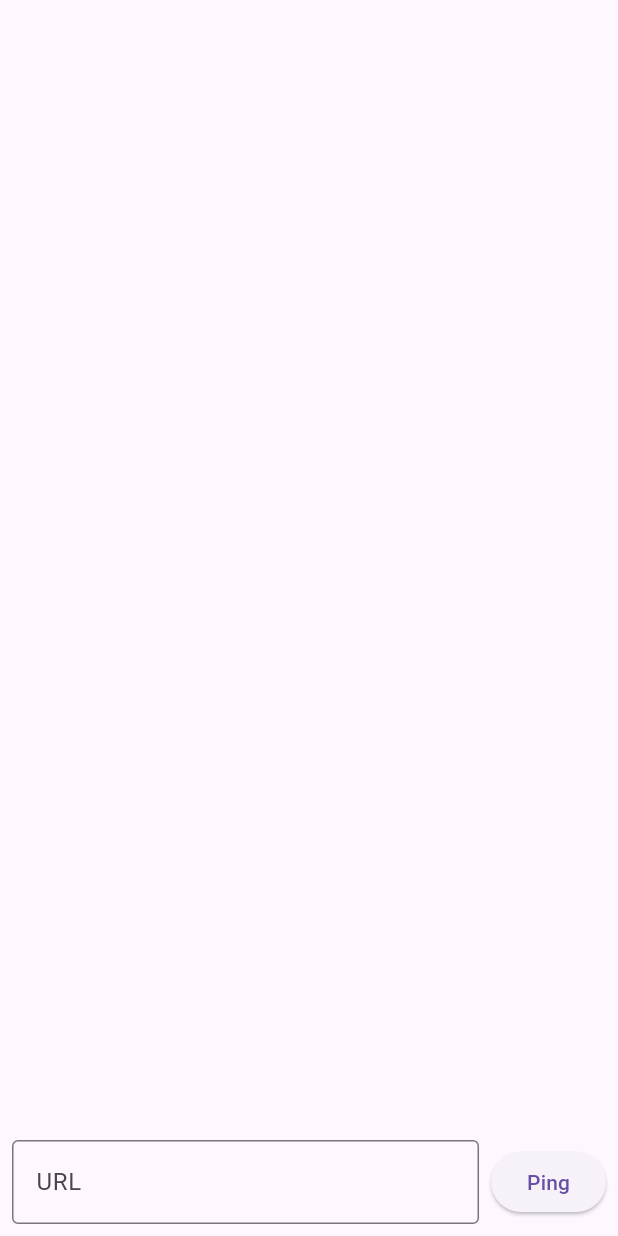
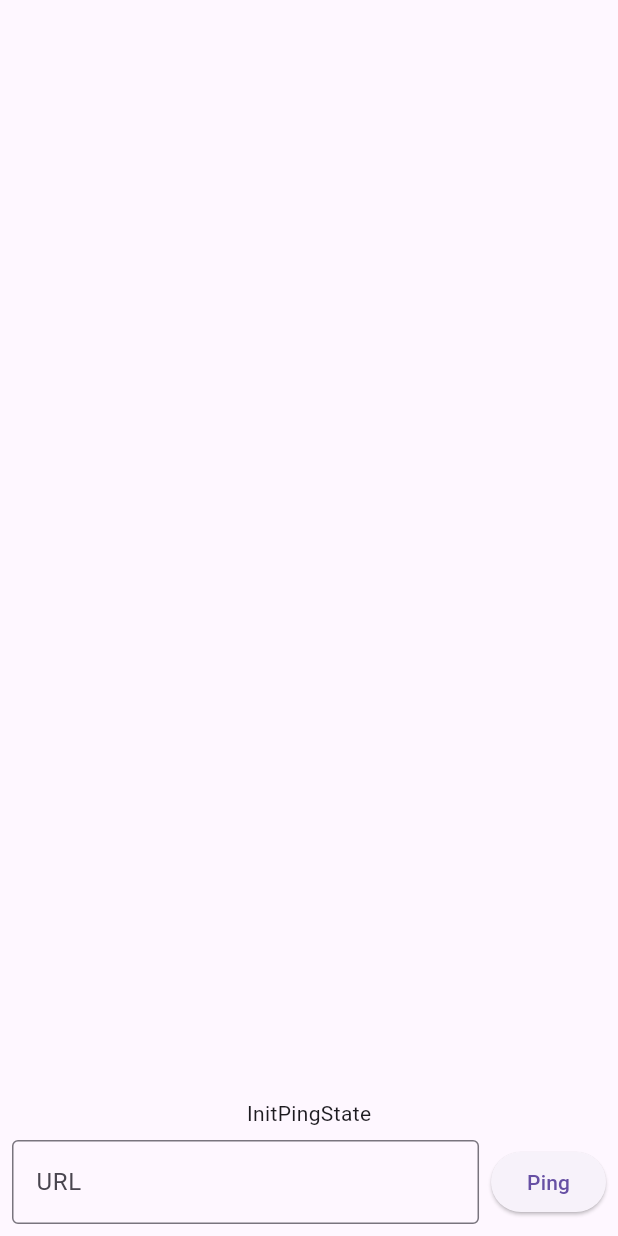
Before and after one commit to wklausing/ping, a Flutter app: the screen it shows after launch, after a tap on "Ping", on a phone screen of 412 x 824 dp. Run offline on Flutter 3.47's test engine with Material 3 defaults, Android fonts, the phone set to English and light mode, and no system bars; our stand-ins replace flutter_bloc; missing offline and left inert: dart_ping; statements that could not run were skipped.

Commit message:
Improved version

```diff
--- a/lib/src/ping/cubit/ping_cubit.dart
+++ b/lib/src/ping/cubit/ping_cubit.dart
@@ -9,46 +9,58 @@ class PingCubit extends Cubit<PingState> {
   final GlobalKey<AnimatedListState> animatedListKey =
       GlobalKey<AnimatedListState>();
   PingRepository pingRepo = PingRepository();
+  StreamSubscription? streamSubscription;
+  String lastURL = 'www.google.de';
 
   PingCubit() : super(InitPingState(pings: [], animatedListKey: null)) {
-    initPingStream('www.google.de');
+    initPingStream(lastURL);
   }
 
-  void initPingStream(String url) {
+  void initPingStream(String? url) {
+    url ??= lastURL;
+
+    if (streamSubscription != null) {
+      streamSubscription!.cancel();
+      streamSubscription = null;
+    }
+
     Stream streamFoo = pingRepo.initPingStream(url);
-    streamFoo.listen((event) {
+    streamSubscription = streamFoo.listen((event) {
       print(event.toString());
       pings.insert(0, Ping(event.toString()));
       animatedListKey.currentState?.insertItem(0);
-      emit(InitPingState(pings: pings, animatedListKey: animatedListKey));
+      emit(ActivePingState(pings: pings, animatedListKey: animatedListKey));
     });
+  }
+
+  void pausePingStream() {
+    if (streamSubscription != null) {
+      streamSubscription!.pause();
+    }
+    emit(InactivePingState(pings: pings, animatedListKey: animatedListKey));
   }
 }
 
 abstract class PingState {
-  List<Ping> pings = [];
+  List<Ping> pings;
+  final GlobalKey<AnimatedListState>? animatedListKey;
 
-  PingState(this.pings);
+  PingState({
+    required this.pings,
+    this.animatedListKey,
+  });
 }
 
 class InitPingState extends PingState {
-  final GlobalKey<AnimatedListState>? _animatedListKey;
-
-  InitPingState({
-    required List<Ping> pings,
-    GlobalKey<AnimatedListState>? animatedListKey,
-  })  : _animatedListKey = animatedListKey,
-        super(pings);
-
-  get animatedListKey => _animatedListKey;
+  InitPingState({required super.pings, super.animatedListKey});
 }
 
 class ActivePingState extends PingState {
-  ActivePingState(super.pings);
+  ActivePingState({required super.pings, super.animatedListKey});
 }
 
 class InactivePingState extends PingState {
-  InactivePingState(super.pings);
+  InactivePingState({required super.pings, super.animatedListKey});
 }
 
 class Ping {
--- a/lib/src/ping/view/ping_view.dart
+++ b/lib/src/ping/view/ping_view.dart
@@ -7,6 +7,10 @@ class PingView extends StatelessWidget {
 
   @override
   Widget build(BuildContext context) {
+    // var foo = context.read<PingCubit>.lastURL;
+    // context.read<PingCubit>().initPingStream(myController.text);
+    TextEditingController myController = TextEditingController();
+
     return Scaffold(
       body: Column(
         mainAxisAlignment: MainAxisAlignment.end,
@@ -22,6 +26,7 @@ class PingView extends StatelessWidget {
                   child: Padding(
                     padding: const EdgeInsets.only(right: 8.0),
                     child: TextField(
+                      controller: myController,
                       decoration: InputDecoration(
                         labelText: 'URL',
                         border: OutlineInputBorder(),
@@ -29,12 +34,36 @@ class PingView extends StatelessWidget {
                     ),
                   ),
                 ),
-                ElevatedButton(
-                  onPressed: () {
-                    // context.read<PingCubit>().addPing();
-                  },
-                  child: Text('Ping'),
-                ),
+                BlocBuilder<PingCubit, PingState>(builder: (context, state) {
+                  if (state is ActivePingState) {
+                    return ElevatedButton(
+                      onPressed: () {
+                        context.read<PingCubit>().pausePingStream();
+                      },
+                      child: Text('Pause'),
+                    );
+                  } else if (state is InactivePingState) {
+                    return ElevatedButton(
+                      onPressed: () {
+                        context
+                            .read<PingCubit>()
+                            .initPingStream(myController.text);
+                      },
+                      child: Text('Ping'),
+                    );
+                  } else if (state == Null) {
+                    return Text('Loading');
+                  } else {
+                    return ElevatedButton(
+                      onPressed: () {
+                        context
+                            .read<PingCubit>()
+                            .initPingStream(myController.text);
+                      },
+                      child: Text('Ping'),
+                    );
+                  }
+                })
               ],
             ),
           ),
@@ -47,7 +76,7 @@ class PingView extends StatelessWidget {
 Widget listOfLearningCardsAnimated(BuildContext context) {
   return BlocBuilder<PingCubit, PingState>(
     builder: (context, state) {
-      if (state is InitPingState) {
+      if (state is ActivePingState) {
         return Expanded(
           child: AnimatedList(
             reverse: true,
@@ -69,8 +98,8 @@ Widget listOfLearningCardsAnimated(BuildContext context) {
             },
           ),
         );
-      } else if (state is ActivePingState) {
-        return Center(child: Text('ActivePingState'));
+      } else if (state is InitPingState) {
+        return Center(child: Text('InitPingState'));
       } else if (state is InactivePingState) {
         return Center(child: Text('InactivePingState'));
       } else {
```
